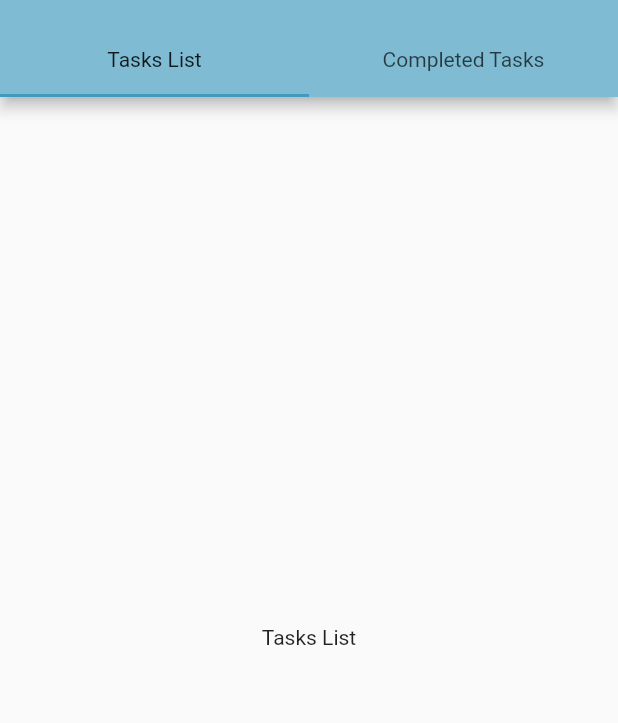
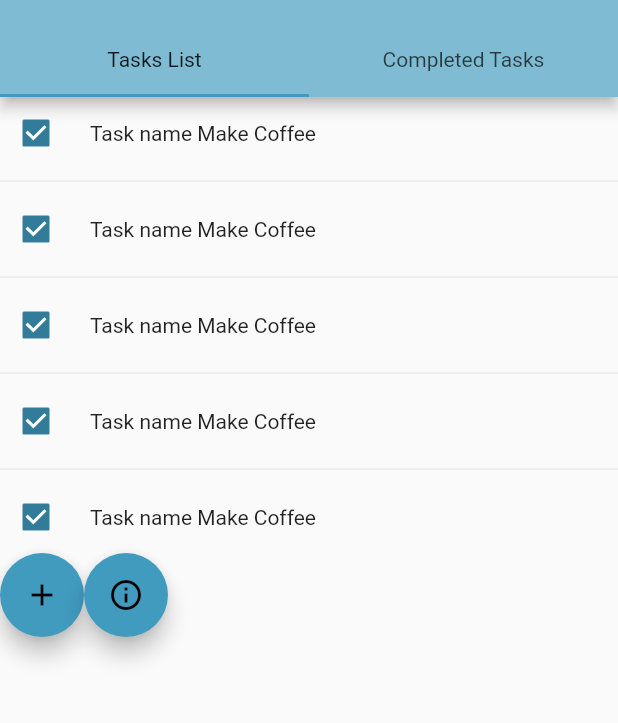
Before and after one commit to micapiacenza/todolist, a Flutter app: the DesktopBody screen opened directly, on a phone screen of 412 x 824 dp, the part 59-782 px from its top. Run offline on Flutter 3.47's test engine with Material 2 defaults, Android fonts, the phone set to English and light mode, and no system bars; our stand-ins replace flutter_riverpod, riverpod.

Commit message:
Task list with dummy data

```diff
--- a/lib/screens/tasks_list/tasks_list.dart
+++ b/lib/screens/tasks_list/tasks_list.dart
@@ -1,12 +1,66 @@
 import 'package:flutter/material.dart';
+import 'package:todolist/common/enums/task_priority.dart';
+
+import '../../common/classes/task.class.dart';
+import '../../common/constants/app_sizes.dart';
+import '../../common/widgets/task_item.dart';
+import '../new_task/new_task.dart';
 
 class TasksList extends StatelessWidget {
   const TasksList({Key? key}) : super(key: key);
 
   @override
   Widget build(BuildContext context) {
-    return Center(
-      child: Text('Tasks List'),
+    final List<Task> tasks = [
+      Task(id: 1, task: 'Make Coffee', priority: TaskPriority.low),
+      Task(id: 1, task: 'Make Coffee', priority: TaskPriority.low),
+      Task(id: 1, task: 'Make Coffee', priority: TaskPriority.low),
+      Task(id: 1, task: 'Make Coffee', priority: TaskPriority.low),
+      Task(id: 1, task: 'Make Coffee', priority: TaskPriority.low),
+    ];
+
+    return SingleChildScrollView(
+      child: Column(
+        children: [
+          ListView.separated(
+            physics: NeverScrollableScrollPhysics(),
+            shrinkWrap: true,
+            itemCount: tasks.length,
+            separatorBuilder: (context, position) => dividerGrey,
+            itemBuilder: (context, position) => TaskItem(task: tasks[position]),
+          ),
+          ButtonPannel(),
+        ],
+      ),
     );
   }
 }
+
+class ButtonPannel extends StatelessWidget {
+  const ButtonPannel({Key? key}) : super(key: key);
+
+  @override
+  Widget build(BuildContext context) {
+    return Align(
+      alignment: Alignment.bottomRight,
+      child: Row(
+        children: [
+          FloatingActionButton(
+            onPressed: () => showDialog<String>(
+                context: context,
+                builder: (BuildContext context) => NewTask()
+            ),
+            child: Icon(Icons.add),
+          ),
+          FloatingActionButton(
+            onPressed: () => showDialog<String>(
+                context: context,
+                builder: (BuildContext context) => NewTask()
+            ),
+            child: Icon(Icons.info_outlined),
+          )
+        ],
+      ),
+    );
+  }
+}
```
